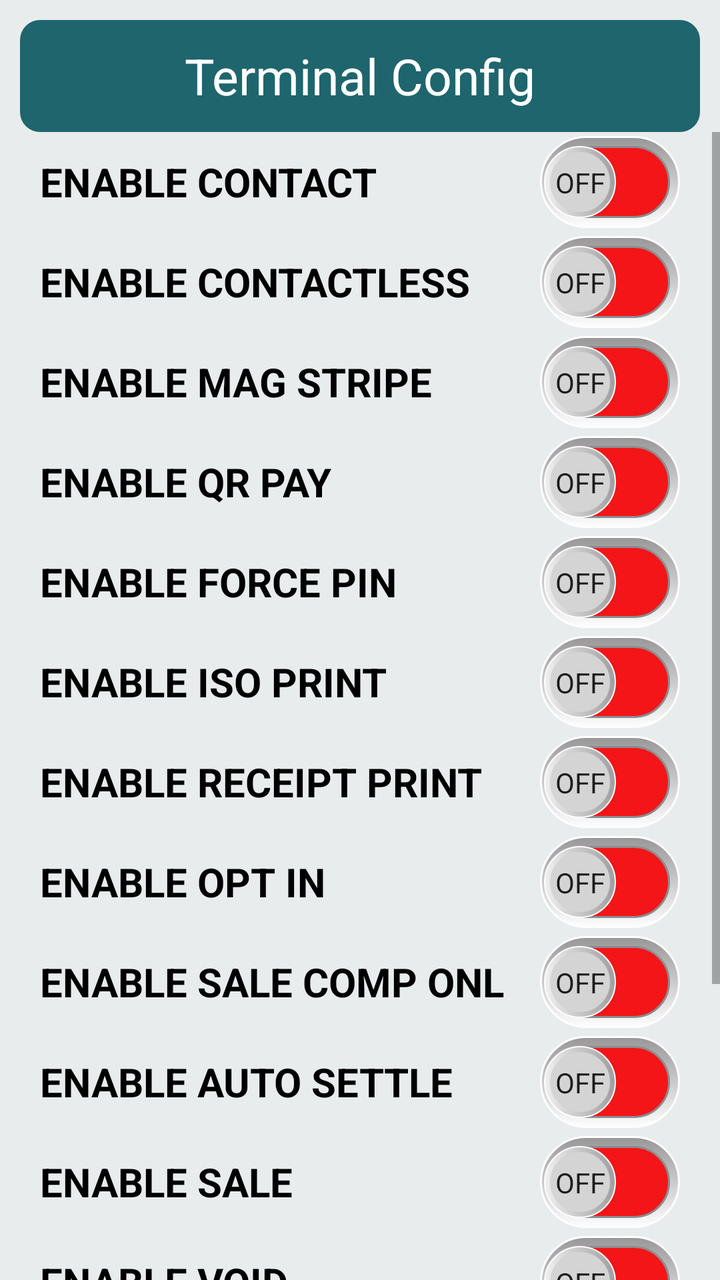
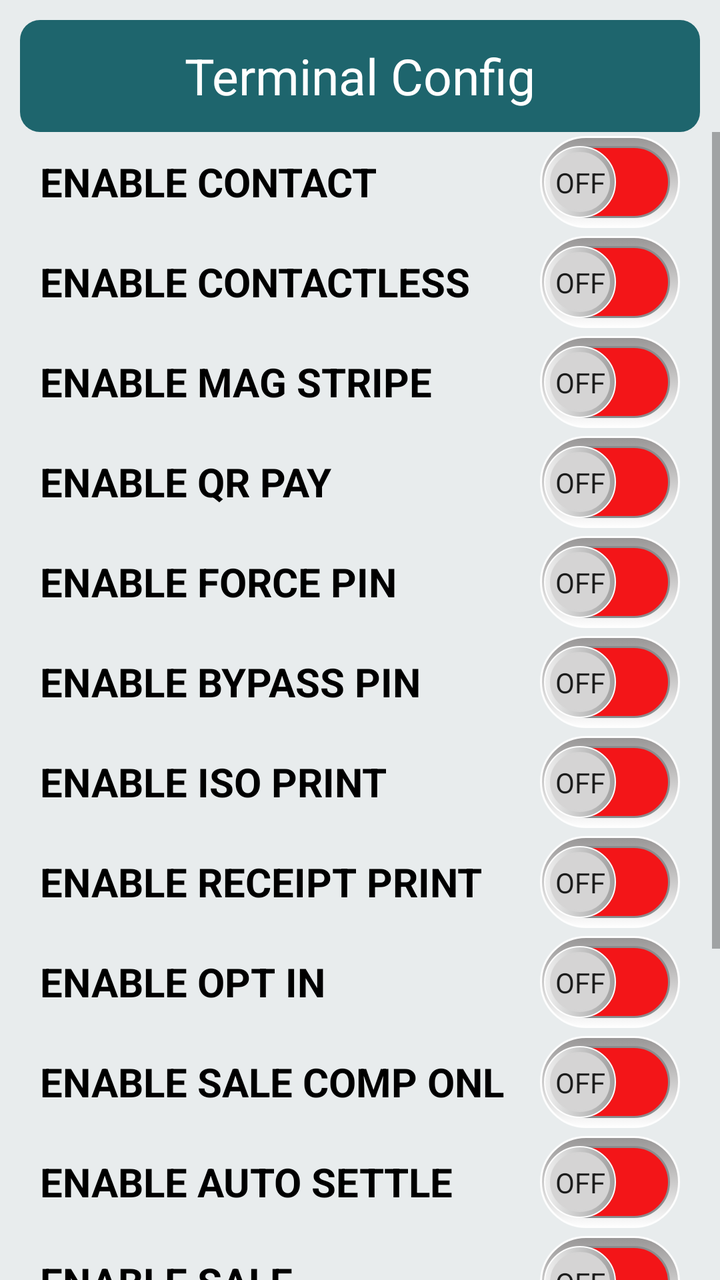

Compare the two renders of this Android layout. The source of the first and the diff that turns it into the second are given below.
<!-- AndroidManifest.xml: application theme Theme.ShareComm_MF919 -->
<!-- res/layout/fragment_terminal_config.xml -->
<?xml version="1.0" encoding="utf-8"?>
<androidx.constraintlayout.widget.ConstraintLayout xmlns:android="http://schemas.android.com/apk/res/android"
    xmlns:tools="http://schemas.android.com/tools"
    android:layout_width="match_parent"
    android:layout_height="match_parent"
    android:background="@color/mf919_bg_color"
    xmlns:app="http://schemas.android.com/apk/res-auto">

    <Toolbar
        android:id="@+id/toolbarTermCfg"
        android:layout_width="match_parent"
        android:layout_height="wrap_content"
        android:layout_margin="10dp"
        android:background="@drawable/ai_round_theme_bg"
        app:layout_constraintTop_toTopOf="parent">

        <TextView
            android:id="@+id/textHeader"
            android:layout_width="wrap_content"
            android:layout_height="wrap_content"
            android:layout_gravity="center"
            android:text="Terminal Config"
            android:textAlignment="center"
            android:textColor="@color/white"
            android:textSize="25sp" />
    </Toolbar>

    <ScrollView
        android:layout_width="match_parent"
        android:layout_height="700dp"
        app:layout_constraintTop_toBottomOf="@+id/toolbarTermCfg">

        <LinearLayout
            android:layout_width="match_parent"
            android:layout_height="wrap_content"
            android:orientation="vertical">

            <Switch
                android:id="@+id/contact"
                android:layout_width="match_parent"
                android:layout_height="50dp"
                android:layout_marginLeft="20dp"
                android:layout_marginRight="20dp"
                android:showText="true"
                android:text="ENABLE CONTACT"
                android:textOff="@string/sw_off"
                android:textOn="@string/sw_on"
                android:textSize="20sp"
                android:textStyle="bold"
                android:thumb="@drawable/sw_thumb"
                android:track="@drawable/sw_track"
                tools:ignore="UseSwitchCompatOrMaterialXml" />

            <Switch
                android:id="@+id/contactless"
                android:layout_width="match_parent"
                android:layout_height="50dp"
                android:layout_marginLeft="20dp"
                android:layout_marginRight="20dp"
                android:showText="true"
                android:text="ENABLE CONTACTLESS"
                android:textOff="@string/sw_off"
                android:textOn="@string/sw_on"
                android:textSize="20sp"
                android:textStyle="bold"
                android:thumb="@drawable/sw_thumb"
                android:track="@drawable/sw_track"
                tools:ignore="UseSwitchCompatOrMaterialXml" />

            <Switch
                android:id="@+id/megStripe"
                android:layout_width="match_parent"
                android:layout_height="50dp"
                android:layout_marginLeft="20dp"
                android:layout_marginRight="20dp"
                android:showText="true"
                android:text="ENABLE MAG STRIPE"
                android:textOff="@string/sw_off"
                android:textOn="@string/sw_on"
                android:textSize="20sp"
                android:textStyle="bold"
                android:thumb="@drawable/sw_thumb"
                android:track="@drawable/sw_track"
                tools:ignore="UseSwitchCompatOrMaterialXml" />

            <Switch
                android:id="@+id/qrPay"
                android:layout_width="match_parent"
                android:layout_height="50dp"
                android:layout_marginLeft="20dp"
                android:layout_marginRight="20dp"
                android:showText="true"
                android:text="ENABLE QR PAY"
                android:textOff="@string/sw_off"
                android:textOn="@string/sw_on"
                android:textSize="20sp"
                android:textStyle="bold"
                android:thumb="@drawable/sw_thumb"
                android:track="@drawable/sw_track"
                tools:ignore="UseSwitchCompatOrMaterialXml" />

            <Switch
                android:id="@+id/forcePin"
                android:layout_width="match_parent"
                android:layout_height="50dp"
                android:layout_marginLeft="20dp"
                android:layout_marginRight="20dp"
                android:showText="true"
                android:text="ENABLE FORCE PIN"
                android:textOff="@string/sw_off"
                android:textOn="@string/sw_on"
                android:textSize="20sp"
                android:textStyle="bold"
                android:thumb="@drawable/sw_thumb"
                android:track="@drawable/sw_track"
                tools:ignore="UseSwitchCompatOrMaterialXml" />

            <Switch
                android:id="@+id/printIso"
                android:layout_width="match_parent"
                android:layout_height="50dp"
                android:layout_marginLeft="20dp"
                android:layout_marginRight="20dp"
                android:showText="true"
                android:text="ENABLE ISO PRINT"
                android:textOff="@string/sw_off"
                android:textOn="@string/sw_on"
                android:textSize="20sp"
                android:textStyle="bold"
                android:thumb="@drawable/sw_thumb"
                android:track="@drawable/sw_track"
                tools:ignore="UseSwitchCompatOrMaterialXml" />

            <Switch
                android:id="@+id/printReceipt"
                android:layout_width="match_parent"
                android:layout_height="50dp"
                android:layout_marginLeft="20dp"
                android:layout_marginRight="20dp"
                android:showText="true"
                android:text="ENABLE RECEIPT PRINT"
                android:textOff="@string/sw_off"
                android:textOn="@string/sw_on"
                android:textSize="20sp"
                android:textStyle="bold"
                android:thumb="@drawable/sw_thumb"
                android:track="@drawable/sw_track"
                tools:ignore="UseSwitchCompatOrMaterialXml" />

            <Switch
                android:id="@+id/optIn"
                android:layout_width="match_parent"
                android:layout_height="50dp"
                android:layout_marginLeft="20dp"
                android:layout_marginRight="20dp"
                android:showText="true"
                android:text="ENABLE OPT IN"
                android:textOff="@string/sw_off"
                android:textOn="@string/sw_on"
                android:textSize="20sp"
                android:textStyle="bold"
                android:thumb="@drawable/sw_thumb"
                android:track="@drawable/sw_track"
                tools:ignore="UseSwitchCompatOrMaterialXml" />

            <Switch
                android:id="@+id/SaleCompOnline"
                android:layout_width="match_parent"
                android:layout_height="50dp"
                android:layout_marginLeft="20dp"
                android:layout_marginRight="20dp"
                android:showText="true"
                android:text="ENABLE SALE COMP ONL"
                android:textOff="@string/sw_off"
                android:textOn="@string/sw_on"
                android:textSize="20sp"
                android:textStyle="bold"
                android:thumb="@drawable/sw_thumb"
                android:track="@drawable/sw_track"
                tools:ignore="UseSwitchCompatOrMaterialXml" />

            <Switch
                android:id="@+id/autoSettle"
                android:layout_width="match_parent"
                android:layout_height="50dp"
                android:layout_marginLeft="20dp"
                android:layout_marginRight="20dp"
                android:showText="true"
                android:text="ENABLE AUTO SETTLE"
                android:textOff="@string/sw_off"
                android:textOn="@string/sw_on"
                android:textSize="20sp"
                android:textStyle="bold"
                android:thumb="@drawable/sw_thumb"
                android:track="@drawable/sw_track"
                tools:ignore="UseSwitchCompatOrMaterialXml" />

            <Switch
                android:id="@+id/sale"
                android:layout_width="match_parent"
                android:layout_height="50dp"
                android:layout_marginLeft="20dp"
                android:layout_marginRight="20dp"
                android:showText="true"
                android:text="ENABLE SALE"
                android:textOff="@string/sw_off"
                android:textOn="@string/sw_on"
                android:textSize="20sp"
                android:textStyle="bold"
                android:thumb="@drawable/sw_thumb"
                android:track="@drawable/sw_track"
                tools:ignore="UseSwitchCompatOrMaterialXml" />

            <Switch
                android:id="@+id/void1"
                android:layout_width="match_parent"
                android:layout_height="50dp"
                android:layout_marginLeft="20dp"
                android:layout_marginRight="20dp"
                android:showText="true"
                android:text="ENABLE VOID"
                android:textOff="@string/sw_off"
                android:textOn="@string/sw_on"
                android:textSize="20sp"
                android:textStyle="bold"
                android:thumb="@drawable/sw_thumb"
                android:track="@drawable/sw_track"
                tools:ignore="UseSwitchCompatOrMaterialXml" />

            <Switch
                android:id="@+id/preauth"
                android:layout_width="match_parent"
                android:layout_height="50dp"
                android:layout_marginLeft="20dp"
                android:layout_marginRight="20dp"
                android:showText="true"
                android:text="ENABLE PRE-AUTH"
                android:textOff="@string/sw_off"
                android:textOn="@string/sw_on"
                android:textSize="20sp"
                android:textStyle="bold"
                android:thumb="@drawable/sw_thumb"
                android:track="@drawable/sw_track"
                tools:ignore="UseSwitchCompatOrMaterialXml" />

            <Switch
                android:id="@+id/SaleComp"
                android:layout_width="match_parent"
                android:layout_height="50dp"
                android:layout_marginLeft="20dp"
                android:layout_marginRight="20dp"
                android:showText="true"
                android:text="ENABLE SALE COMP"
                android:textOff="@string/sw_off"
                android:textOn="@string/sw_on"
                android:textSize="20sp"
                android:textStyle="bold"
                android:thumb="@drawable/sw_thumb"
                android:track="@drawable/sw_track"
                tools:ignore="UseSwitchCompatOrMaterialXml" />

            <Switch
                android:id="@+id/refund"
                android:layout_width="match_parent"
                android:layout_height="50dp"
                android:layout_marginLeft="20dp"
                android:layout_marginRight="20dp"
                android:showText="true"
                android:text="ENABLE REFUND"
                android:textOff="@string/sw_off"
                android:textOn="@string/sw_on"
                android:textSize="20sp"
                android:textStyle="bold"
                android:thumb="@drawable/sw_thumb"
                android:track="@drawable/sw_track"
                tools:ignore="UseSwitchCompatOrMaterialXml" />

            <Switch
                android:id="@+id/cashout"
                android:layout_width="match_parent"
                android:layout_height="50dp"
                android:layout_marginLeft="20dp"
                android:layout_marginRight="20dp"
                android:showText="true"
                android:text="ENABLE CASH OUT"
                android:textOff="@string/sw_off"
                android:textOn="@string/sw_on"
                android:textSize="20sp"
                android:textStyle="bold"
                android:thumb="@drawable/sw_thumb"
                android:track="@drawable/sw_track"
                tools:ignore="UseSwitchCompatOrMaterialXml" />

            <Switch
                android:id="@+id/receiptTms"
                android:layout_width="match_parent"
                android:layout_height="50dp"
                android:layout_marginLeft="20dp"
                android:layout_marginRight="20dp"
                android:showText="true"
                android:text="ENABLE TMS RECEIPT"
                android:textOff="@string/sw_off"
                android:textOn="@string/sw_on"
                android:textSize="20sp"
                android:textStyle="bold"
                android:thumb="@drawable/sw_thumb"
                android:track="@drawable/sw_track"
                tools:ignore="UseSwitchCompatOrMaterialXml" />

            <Switch
                android:id="@+id/deviceTms"
                android:layout_width="match_parent"
                android:layout_height="50dp"
                android:layout_marginLeft="20dp"
                android:layout_marginRight="20dp"
                android:showText="true"
                android:text="ENABLE DEVICE TMS"
                android:textOff="@string/sw_off"
                android:textOn="@string/sw_on"
                android:textSize="20sp"
                android:textStyle="bold"
                android:thumb="@drawable/sw_thumb"
                android:track="@drawable/sw_track"
                tools:ignore="UseSwitchCompatOrMaterialXml" />

            <Switch
                android:id="@+id/forceSettlementCheck"
                android:layout_width="match_parent"
                android:layout_height="50dp"
                android:layout_marginLeft="20dp"
                android:layout_marginRight="20dp"
                android:showText="true"
                android:text="ENABLE FORCE SETTLEMENT"
                android:textOff="@string/sw_off"
                android:textOn="@string/sw_on"
                android:textSize="20sp"
                android:textStyle="bold"
                android:thumb="@drawable/sw_thumb"
                android:track="@drawable/sw_track"
                tools:ignore="UseSwitchCompatOrMaterialXml" />

            <Switch
                android:id="@+id/forceSettlementDaily"
                android:layout_width="match_parent"
                android:layout_height="50dp"
                android:layout_marginLeft="20dp"
                android:layout_marginRight="20dp"
                android:showText="true"
                android:text="ENABLE FORCE SETTLEMENT DAILY"
                android:textOff="@string/sw_off"
                android:textOn="@string/sw_on"
                android:textSize="20sp"
                android:textStyle="bold"
                android:thumb="@drawable/sw_thumb"
                android:track="@drawable/sw_track"
                tools:ignore="UseSwitchCompatOrMaterialXml" />

            <Switch
                android:id="@+id/forceLockHome"
                android:layout_width="match_parent"
                android:layout_height="50dp"
                android:layout_marginLeft="20dp"
                android:layout_marginRight="20dp"
                android:showText="true"
                android:text="ENABLE DOCKER MODE"
                android:textOff="@string/sw_off"
                android:textOn="@string/sw_on"
                android:textSize="20sp"
                android:textStyle="bold"
                android:thumb="@drawable/sw_thumb"
                android:track="@drawable/sw_track"
                tools:ignore="UseSwitchCompatOrMaterialXml" />

            <LinearLayout
                android:layout_width="match_parent"
                android:layout_height="50dp"
                android:orientation="horizontal"
                android:gravity="center_vertical"
                android:paddingLeft="20dp"
                android:paddingRight="20dp">

                <TextView
                    android:id="@+id/tvMerchantLabel"
                    android:layout_width="0dp"
                    android:layout_height="wrap_content"
                    android:layout_weight="1"
                    android:text="RECEIPT MERCHANT INFO SIZE"
                    android:textSize="20sp"
                    android:textStyle="bold"
                    android:textColor="@android:color/black" />

                <Spinner
                    android:id="@+id/merchantInfoSize"
                    android:layout_width="wrap_content"
                    android:layout_height="wrap_content"
                    android:background="@drawable/spinner_border"
                    android:backgroundTint="@null"
                    android:spinnerMode="dropdown"/>
            </LinearLayout>

            <LinearLayout
                android:layout_width="match_parent"
                android:layout_height="50dp"
                android:orientation="horizontal"
                android:gravity="center_vertical"
                android:paddingLeft="20dp"
                android:paddingRight="20dp">

                <TextView
                    android:id="@+id/tvTxnLabel"
                    android:layout_width="0dp"
                    android:layout_height="wrap_content"
                    android:layout_weight="1"
                    android:text="RECEIPT TRANSACTION INFO SIZE"
                    android:textSize="20sp"
                    android:textStyle="bold"
                    android:textColor="@android:color/black" />

                <Spinner
                    android:id="@+id/txnInfoSize"
                    android:layout_width="wrap_content"
                    android:layout_height="wrap_content"
                    android:background="@drawable/spinner_border"
                    android:spinnerMode="dropdown"/>
            </LinearLayout>
        </LinearLayout>
    </ScrollView>
</androidx.constraintlayout.widget.ConstraintLayout>
<!-- resources referenced by this layout -->
<resources>
  <color name="mf919_bg_color">#33A1B6B7</color>
  <color name="white">#FFFFFFFF</color>
  <!-- drawable ai_round_theme_bg (drawable-v24) -->
  <?xml version="1.0" encoding="utf-8"?>
  <selector xmlns:android="http://schemas.android.com/apk/res/android">
      
      <item android:state_pressed="true">
          <shape>
              <corners android:radius="10dp" />
              <solid android:color="#CC1E656D" /> 
          </shape>
      </item>
  
      
      <item>
          <shape>
              <corners android:radius="10dp" />
              <solid android:color="@color/mf919_bg_theme_color" /> 
          </shape>
      </item>
  </selector>
  <!-- drawable spinner_border (drawable) -->
  <?xml version="1.0" encoding="utf-8"?>
  <shape xmlns:android="http://schemas.android.com/apk/res/android">
  
      <solid android:color="#FFFFFF"/>
      <stroke
          android:width="1.5dp"
          android:color="#C0C0C0"/>
      <corners android:radius="8dp"/>
  
      <padding
          android:left="12dp"
          android:top="8dp"
          android:right="12dp"
          android:bottom="8dp"/>
  </shape>
  <!-- drawable sw_thumb: vector/xml drawable (drawable, 3482 chars, omitted) -->
  <!-- drawable sw_track: vector/xml drawable (drawable, 2834 chars, omitted) -->
  <string name="sw_off">OFF</string>
  <string name="sw_on">ON</string>
  <style name="Theme.ShareComm_MF919" parent="Theme.AppCompat.DayNight.NoActionBar">
      
      <item name="colorPrimary">@color/colorPrimary</item>
      <item name="colorPrimaryDark">@color/colorPrimaryDark</item>
      <item name="colorAccent">@color/colorAccent</item>
      
      <item name="android:statusBarColor" tools:targetApi="l">?attr/colorPrimaryDark</item>
      
      <item name="windowActionBar">false</item>
      <item name="windowNoTitle">true</item>
      <item name="android:windowFullscreen">true</item>
  </style>
  <color name="mf919_bg_theme_color">#1E656D</color>
  <color name="colorPrimary">#008577</color>
  <color name="colorPrimaryDark">#0c20da</color>
  <color name="colorAccent">#00a4ff</color>
</resources>

<!-- the commit's change to res/layout/fragment_terminal_config.xml (unified diff, before → after) -->
@@ -116,6 +116,22 @@
                 tools:ignore="UseSwitchCompatOrMaterialXml" />
 
             <Switch
+                android:id="@+id/bypassPin"
+                android:layout_width="match_parent"
+                android:layout_height="50dp"
+                android:layout_marginLeft="20dp"
+                android:layout_marginRight="20dp"
+                android:showText="true"
+                android:text="ENABLE BYPASS PIN"
+                android:textOff="@string/sw_off"
+                android:textOn="@string/sw_on"
+                android:textSize="20sp"
+                android:textStyle="bold"
+                android:thumb="@drawable/sw_thumb"
+                android:track="@drawable/sw_track"
+                tools:ignore="UseSwitchCompatOrMaterialXml" />
+
+            <Switch
                 android:id="@+id/printIso"
                 android:layout_width="match_parent"
                 android:layout_height="50dp"
